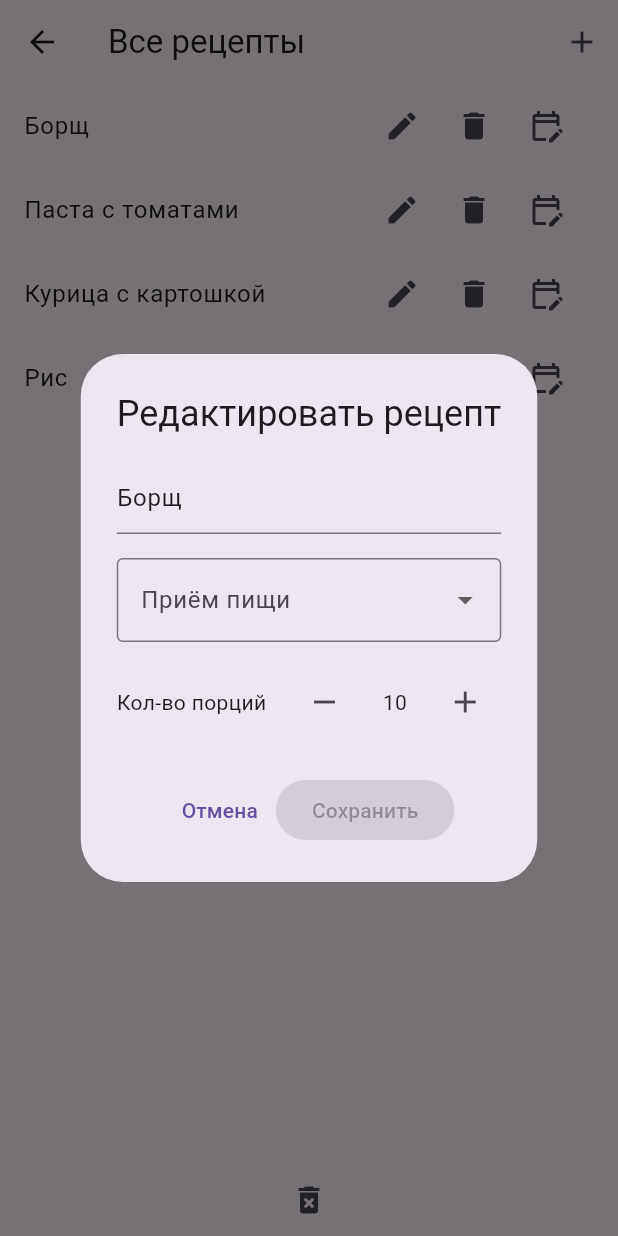
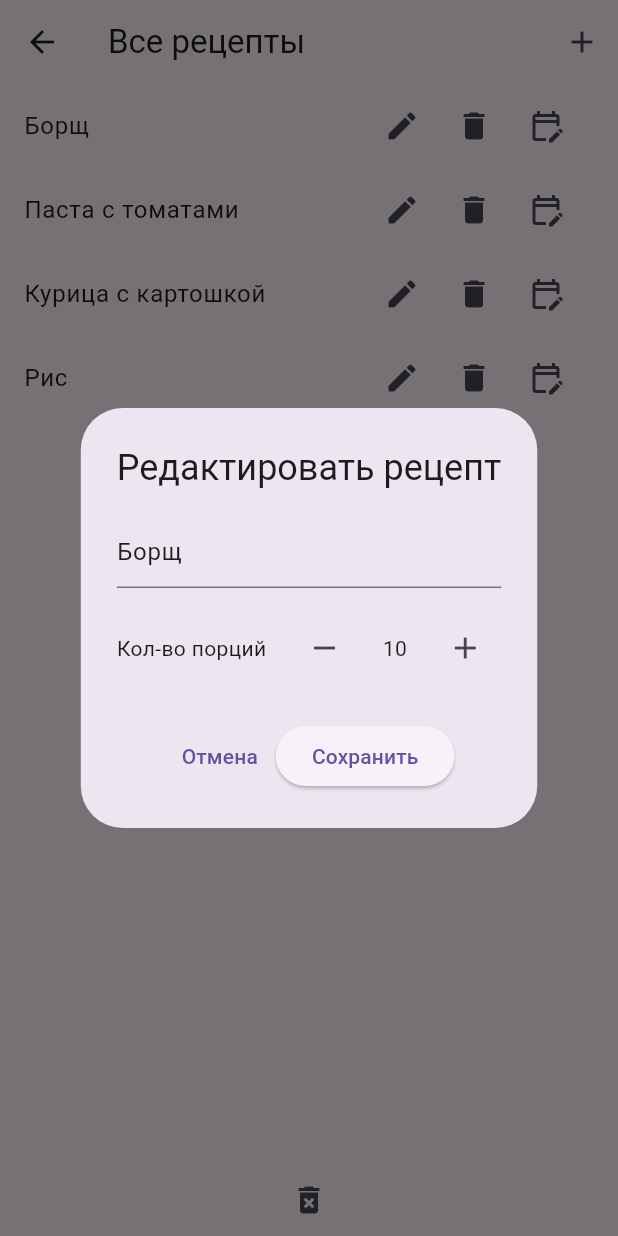
Before and after one commit to nadnik13/menu-planner, a Flutter app: the RecipeScreen screen opened directly, after a tap on the "edit" icon, on a phone screen of 412 x 824 dp. Run offline on Flutter 3.47's test engine with Material 3 defaults, Android fonts, the phone set to English and light mode, and no system bars; our stand-ins replace flutter_riverpod, hive, hive_flutter, logger; accounts and stored records are empty; generated files the repository leaves out were written again.

Commit message:
Убрала тип еды

```diff
--- a/lib/models/recipe.dart
+++ b/lib/models/recipe.dart
@@ -1,6 +1,5 @@
 import 'package:hive/hive.dart';
 import 'package:uuid/uuid.dart';
-
 import 'hive_type_ids.dart';
 
 part 'recipe.g.dart';
@@ -13,13 +12,10 @@ class Recipe {
   @HiveField(1)
   final String title;
 
-  @HiveField(2)
-  final String? type;
-
   @HiveField(3)
   final int portion;
 
-  Recipe(this.id, this.title, this.type, this.portion);
+  Recipe(this.id, this.title, this.portion);
   static final List<String> types = ['Завтрак', 'Обед', 'Ужин', 'Перекус'];
 
   factory Recipe.fromJson(Map<String, dynamic> json) {
@@ -27,7 +23,6 @@ class Recipe {
     return Recipe(
       id,
       json['title'] as String,
-      json['type'] as String?,
       json['portion'] as int,
     );
   }
@@ -35,11 +30,10 @@ class Recipe {
   factory Recipe.add({
     String? id,
     required String title,
-    String? type,
     required int portion,
-  }) => Recipe(id ?? Uuid().v4(), title, type, portion);
+  }) => Recipe(id ?? Uuid().v4(), title, portion);
 
-  static Recipe get empty => Recipe("", "", "", 0);
+  static Recipe get empty => Recipe("", "", 0);
 
   @override
   bool operator ==(Object other) =>
--- a/lib/screens/recipe_editor.dart
+++ b/lib/screens/recipe_editor.dart
@@ -1,5 +1,4 @@
 import 'package:flutter/material.dart';
-import 'package:flutter/src/widgets/framework.dart';
 import 'package:flutter_riverpod/flutter_riverpod.dart';
 import 'package:my_recipe_app/providers/recipe/recipe_notifier.dart';
 import 'package:my_recipe_app/widgets/save_button.dart';
@@ -13,22 +12,19 @@ class RecipeEditor extends ConsumerStatefulWidget {
 
   //:TODO можно ли оставить рецепт в параметрах
   @override
-  ConsumerState<RecipeEditor> createState() => _RecipeEditorState(recipe);
+  ConsumerState<RecipeEditor> createState() => _RecipeEditorState();
 }
 
 class _RecipeEditorState extends ConsumerState<RecipeEditor> {
-  final Recipe? recipe;
   late TextEditingController _titleController;
   late TextEditingController _descController;
   late int _portion;
   bool isActive = false;
-  String? _recipeType;
 
   @override
   void initState() {
     super.initState();
     _titleController = TextEditingController(text: widget.recipe?.title ?? "");
-    _recipeType = widget.recipe?.type;
     _portion = widget.recipe?.portion ?? 1;
     isActive = _isValid;
 
@@ -37,7 +33,6 @@ class _RecipeEditorState extends ConsumerState<RecipeEditor> {
 
   bool get _isValid =>
       _titleController.text.trim().isNotEmpty &&
-      _recipeType != null &&
       _portion > 0;
 
   void _updateActiveState() {
@@ -59,7 +54,6 @@ class _RecipeEditorState extends ConsumerState<RecipeEditor> {
     final editedRecipe = Recipe.add(
       id: recipeId,
       title: title,
-      type: _recipeType,
       portion: _portion,
     );
     ref.read(recipeProvider.notifier).addOrReplaceRecipe(editedRecipe);
@@ -76,8 +70,6 @@ class _RecipeEditorState extends ConsumerState<RecipeEditor> {
     super.dispose();
   }
 
-  _RecipeEditorState(this.recipe);
-
   @override
   Widget build(BuildContext context) {
     return AlertDialog(
@@ -89,27 +81,6 @@ class _RecipeEditorState extends ConsumerState<RecipeEditor> {
             TextField(
               controller: _titleController,
               decoration: InputDecoration(hintText: 'Название'),
-            ),
-            const SizedBox(height: 16),
-            DropdownButtonFormField<String>(
-              value: _recipeType,
-              decoration: const InputDecoration(
-                labelText: "Приём пищи",
-                border: OutlineInputBorder(),
-              ),
-              items:
-                  Recipe.types.map((meal) {
-                    return DropdownMenuItem<String>(
-                      value: meal,
-                      child: Text(meal),
-                    );
-                  }).toList(),
-              onChanged: (value) {
-                setState(() {
-                  _recipeType = value;
-                  _updateActiveState();
-                });
-              },
             ),
             const SizedBox(height: 16),
             Row(
```
Also changed, not shown: 3 other files.
